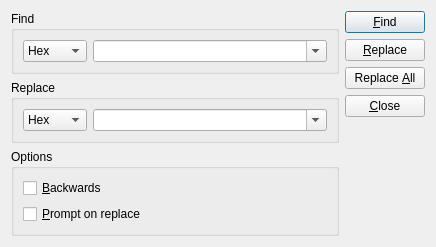
qtilities/hexedit, file src/application/searchdialog.ui: the form before one commit.
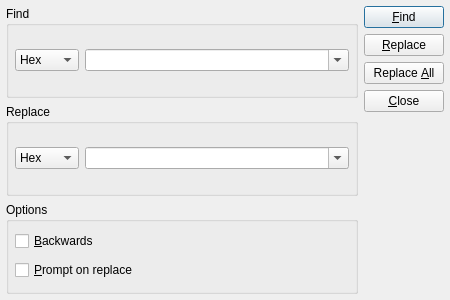
The form after the commit.

Commit message: Better options and find replace dialogs UI settings

The edit to the form file:
```diff
--- a/src/application/searchdialog.ui
+++ b/src/application/searchdialog.ui
@@ -6,22 +6,52 @@
    <rect>
     <x>0</x>
     <y>0</y>
-    <width>436</width>
-    <height>223</height>
+    <width>450</width>
+    <height>300</height>
    </rect>
   </property>
-  <property name="windowTitle">
-   <string>HexEdit - Find/Replace</string>
-  </property>
-  <layout class="QHBoxLayout" name="horizontalLayout_3">
+  <layout class="QHBoxLayout" name="layout">
+   <property name="sizeConstraint">
+    <enum>QLayout::SetNoConstraint</enum>
+   </property>
+   <property name="leftMargin">
+    <number>6</number>
+   </property>
+   <property name="topMargin">
+    <number>6</number>
+   </property>
+   <property name="rightMargin">
+    <number>6</number>
+   </property>
+   <property name="bottomMargin">
+    <number>6</number>
+   </property>
    <item>
-    <layout class="QVBoxLayout" name="verticalLayout_2">
+    <layout class="QVBoxLayout" name="layOptions">
+     <property name="sizeConstraint">
+      <enum>QLayout::SetNoConstraint</enum>
+     </property>
      <item>
       <widget class="QGroupBox" name="gbFind">
        <property name="title">
         <string>Find</string>
        </property>
-       <layout class="QHBoxLayout" name="horizontalLayout">
+       <layout class="QHBoxLayout" name="layFind">
+        <property name="sizeConstraint">
+         <enum>QLayout::SetNoConstraint</enum>
+        </property>
+        <property name="leftMargin">
+         <number>6</number>
+        </property>
+        <property name="topMargin">
+         <number>6</number>
+        </property>
+        <property name="rightMargin">
+         <number>6</number>
+        </property>
+        <property name="bottomMargin">
+         <number>6</number>
+        </property>
         <item>
          <widget class="QComboBox" name="cbFindFormat">
           <item>
@@ -57,7 +87,22 @@
        <property name="title">
         <string>Replace</string>
        </property>
-       <layout class="QHBoxLayout" name="horizontalLayout_2">
+       <layout class="QHBoxLayout" name="layReplace">
+        <property name="sizeConstraint">
+         <enum>QLayout::SetNoConstraint</enum>
+        </property>
+        <property name="leftMargin">
+         <number>6</number>
+        </property>
+        <property name="topMargin">
+         <number>6</number>
+        </property>
+        <property name="rightMargin">
+         <number>6</number>
+        </property>
+        <property name="bottomMargin">
+         <number>6</number>
+        </property>
         <item>
          <widget class="QComboBox" name="cbReplaceFormat">
           <item>
@@ -93,7 +138,22 @@
        <property name="title">
         <string>Options</string>
        </property>
-       <layout class="QVBoxLayout" name="verticalLayout_3">
+       <layout class="QVBoxLayout" name="layGbOptions">
+        <property name="sizeConstraint">
+         <enum>QLayout::SetNoConstraint</enum>
+        </property>
+        <property name="leftMargin">
+         <number>6</number>
+        </property>
+        <property name="topMargin">
+         <number>6</number>
+        </property>
+        <property name="rightMargin">
+         <number>6</number>
+        </property>
+        <property name="bottomMargin">
+         <number>6</number>
+        </property>
         <item>
          <widget class="QCheckBox" name="cbBackwards">
           <property name="text">
@@ -114,7 +174,10 @@
     </layout>
    </item>
    <item>
-    <layout class="QVBoxLayout" name="verticalLayout">
+    <layout class="QVBoxLayout" name="layButtons">
+     <property name="sizeConstraint">
+      <enum>QLayout::SetNoConstraint</enum>
+     </property>
      <item>
       <widget class="QPushButton" name="pbFind">
        <property name="text">
```
The commit also changes 5 other files.
